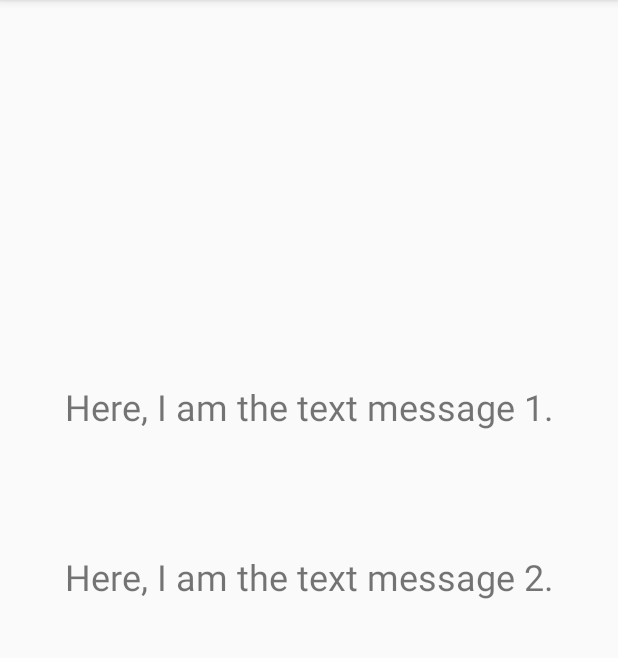
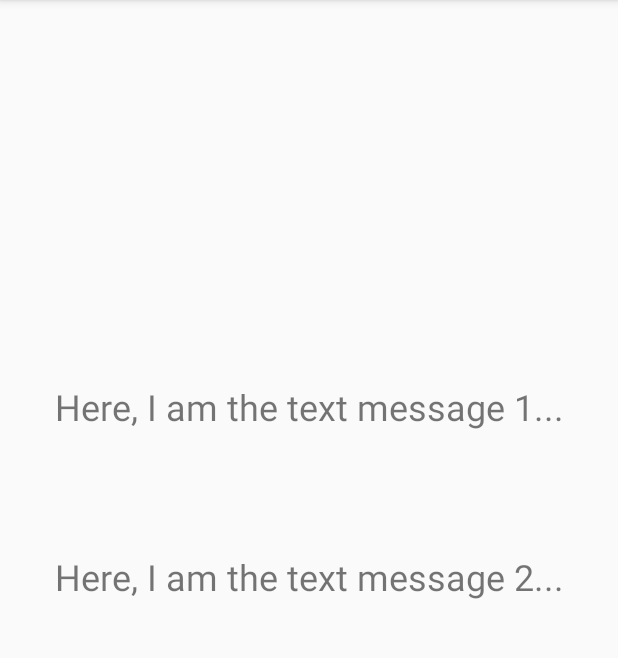
Before and after one commit to Nethmi97/MADTute2, an Android app: the screen it shows after launch (MainActivity), on a phone screen of 412 x 824 dp, the part 84-742 px from its top. Run offline under Robolectric (Android 15) with nearby library versions, the phone set to English and light mode, and no system bars.

```diff
--- a/app/src/main/res/values/strings.xml
+++ b/app/src/main/res/values/strings.xml
@@ -1,5 +1,5 @@
 <resources>
     <string name="app_name">UsingStrings</string>
-    <string name="Msg1">Here, I am the text message 1.</string>
-    <string name="Msg2">Here, I am the text message 2.</string>
+    <string name="Msg1">Here, I am the text message 1...</string>
+    <string name="Msg2">Here, I am the text message 2...</string>
 </resources>
```
